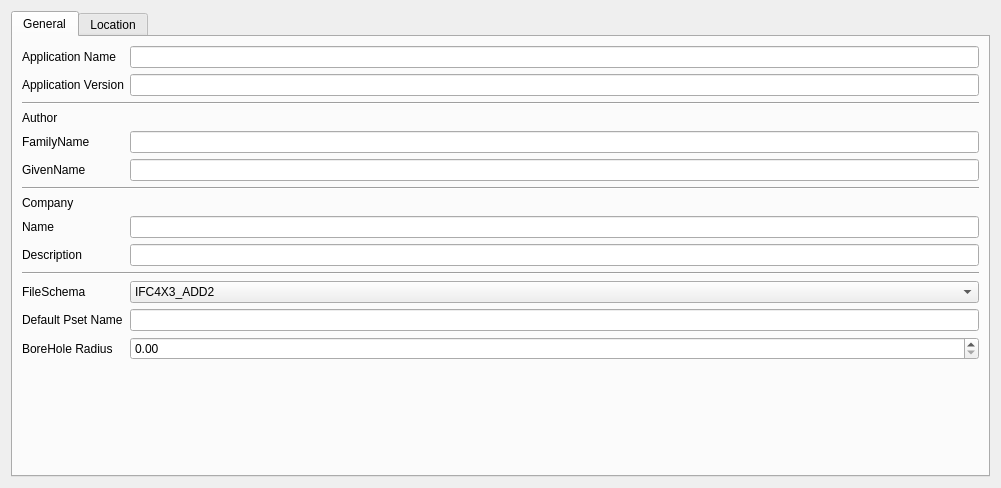
The window that boreholeGUI/module/settings/qt/Widget.ui (c-mellueh/IfcBorehole) describes before a commit, drawn with Qt 5.
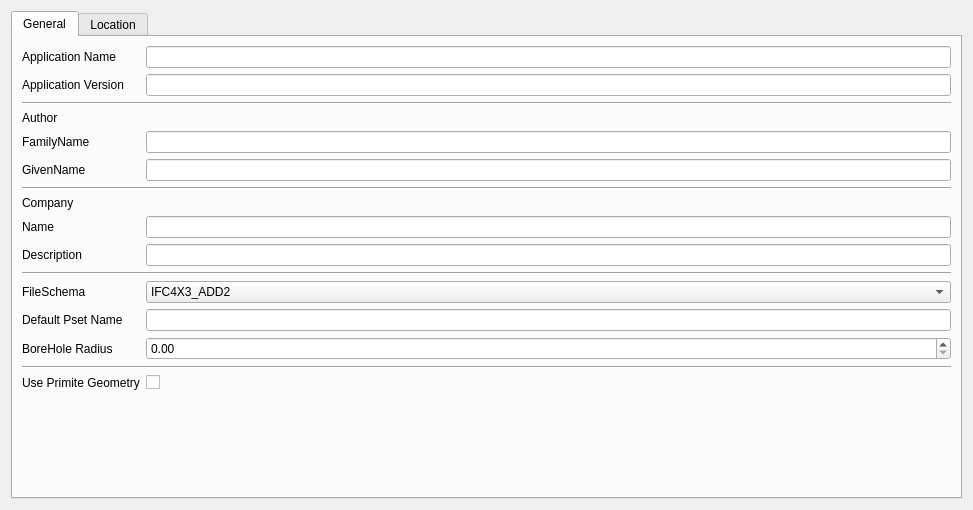
The same window after the commit.

Commit message: add checkbox for primitive / not primitive

```diff
--- a/boreholeGUI/module/settings/qt/Widget.ui
+++ b/boreholeGUI/module/settings/qt/Widget.ui
@@ -6,8 +6,8 @@
             <rect>
                 <x>0</x>
                 <y>0</y>
-                <width>1001</width>
-                <height>486</height>
+    <width>973</width>
+    <height>510</height>
             </rect>
         </property>
         <property name="windowTitle">
@@ -175,6 +175,27 @@
                                     </property>
                                 </widget>
                             </item>
+       <item row="15" column="0">
+        <widget class="QLabel" name="label">
+         <property name="text">
+          <string>Use Primite Geometry</string>
+         </property>
+        </widget>
+       </item>
+       <item row="15" column="1">
+        <widget class="QCheckBox" name="cb_primitive">
+         <property name="text">
+          <string/>
+         </property>
+        </widget>
+       </item>
+       <item row="14" column="0" colspan="2">
+        <widget class="Line" name="line_4">
+         <property name="orientation">
+          <enum>Qt::Orientation::Horizontal</enum>
+         </property>
+        </widget>
+       </item>
                         </layout>
                     </widget>
                     <widget class="QWidget" name="tab_3">
```
Left out of the diff: 58 changed lines with no effect on the pictures. Lines whose indentation alone changed are shown as unchanged. The commit also changes 9 other files.
